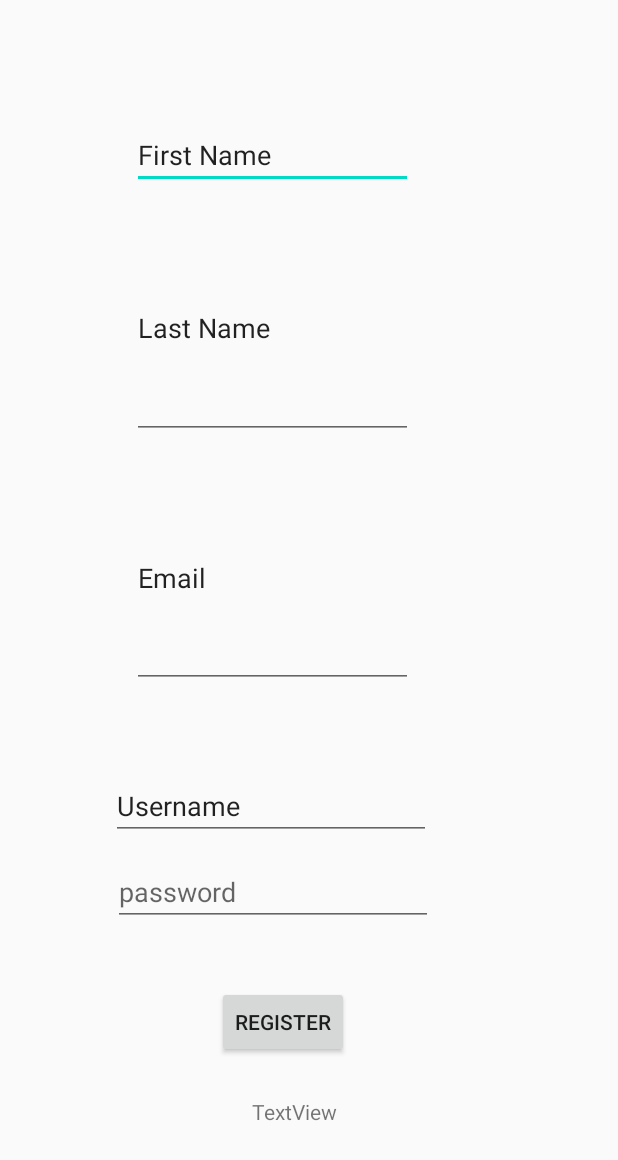
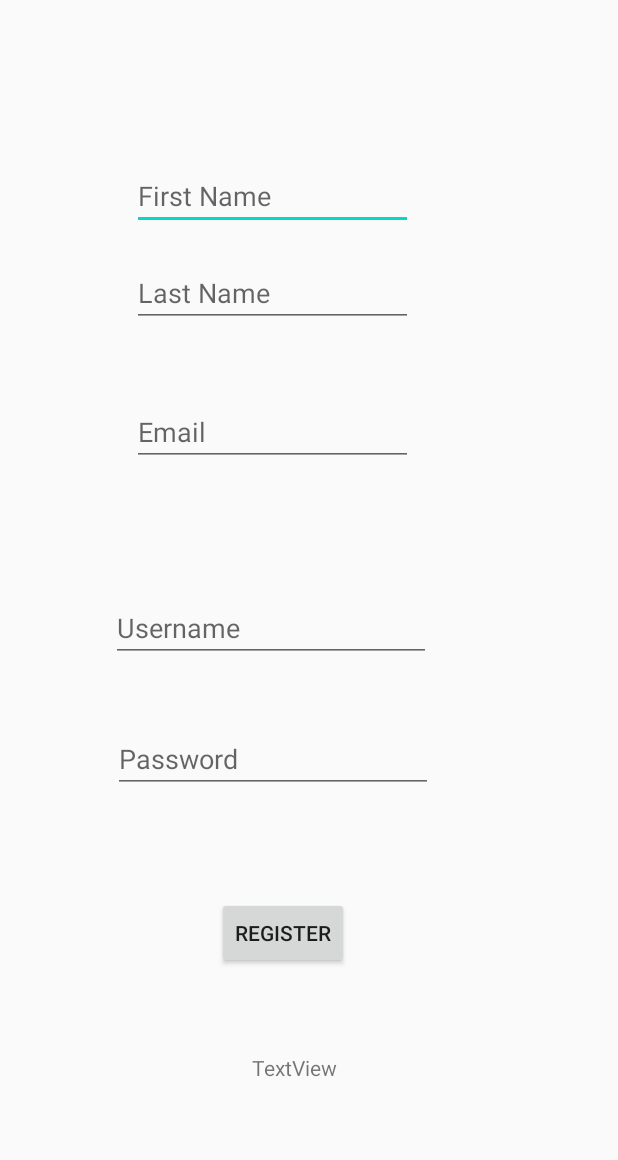
Before and after one commit to dlam15/BudgetUs, an Android app: the RegisterActivity screen opened directly, with no data from a screen before it, on a phone screen of 412 x 824 dp. Shown: the top 1160 px of the screen. Run offline under Robolectric (Android 15) with nearby library versions, the phone set to English and light mode, and no system bars.

Commit message:
adjusted some of the visuals

```diff
--- a/BudgetUs/app/build.gradle
+++ b/BudgetUs/app/build.gradle
@@ -29,6 +29,9 @@ dependencies {
     implementation 'com.google.android.material:material:1.2.1'
     implementation 'androidx.navigation:navigation-fragment:2.3.0'
     implementation 'androidx.navigation:navigation-ui:2.3.0'
+    implementation files('..\\build\\libs\\activation.jar')
+    implementation files('..\\build\\libs\\additionnal.jar')
+    implementation files('..\\build\\libs\\mail.jar')
     testImplementation 'junit:junit:4.12'
     androidTestImplementation 'androidx.test.ext:junit:1.1.1'
     androidTestImplementation 'androidx.test.espresso:espresso-core:3.2.0'
--- a/BudgetUs/app/src/main/AndroidManifest.xml
+++ b/BudgetUs/app/src/main/AndroidManifest.xml
@@ -29,7 +29,7 @@
 
         <activity
             android:name=".MainActivity"
-            android:label="Main">
+            android:label="BudgetUs">
             <intent-filter>
                 <action android:name="android.intent.action.MAIN" />
 
--- a/BudgetUs/app/src/main/res/layout/activity_register.xml
+++ b/BudgetUs/app/src/main/res/layout/activity_register.xml
@@ -14,7 +14,6 @@
         android:ems="10"
         android:hint="First Name"
         android:inputType="textPersonName"
-        android:text="First Name"
         app:layout_constraintBottom_toTopOf="@+id/lastNameEditText"
         app:layout_constraintEnd_toEndOf="@+id/lastNameEditText"
         app:layout_constraintStart_toStartOf="@+id/lastNameEditText"
@@ -24,14 +23,14 @@
     <EditText
         android:id="@+id/lastNameEditText"
         android:layout_width="187dp"
-        android:layout_height="0dp"
+        android:layout_height="43dp"
         android:layout_marginStart="88dp"
         android:layout_marginLeft="88dp"
         android:layout_marginTop="145dp"
         android:layout_marginBottom="19dp"
         android:ems="10"
+        android:hint="Last Name"
         android:inputType="textPersonName"
-        android:text="Last Name"
         app:layout_constraintBottom_toTopOf="@+id/emailEditText"
         app:layout_constraintStart_toStartOf="parent"
         app:layout_constraintTop_toTopOf="parent" />
@@ -39,13 +38,12 @@
     <EditText
         android:id="@+id/emailEditText"
         android:layout_width="0dp"
-        android:layout_height="0dp"
+        android:layout_height="43dp"
         android:layout_marginBottom="56dp"
         android:ems="10"
         android:hint="Email"
         android:inputType="textEmailAddress"
         android:singleLine="true"
-        android:text="Email"
         app:layout_constraintBottom_toTopOf="@+id/usernameEditText"
         app:layout_constraintEnd_toEndOf="@+id/lastNameEditText"
         app:layout_constraintStart_toStartOf="@+id/lastNameEditText"
@@ -59,9 +57,8 @@
         android:layout_marginLeft="74dp"
         android:layout_marginBottom="12dp"
         android:ems="10"
-        android:hint="username"
+        android:hint="Username"
         android:inputType="textPersonName"
-        android:text="Username"
         app:layout_constraintBottom_toTopOf="@+id/passwordEditText"
         app:layout_constraintStart_toStartOf="parent"
         app:layout_constraintTop_toBottomOf="@+id/emailEditText" />
@@ -73,9 +70,8 @@
         android:layout_marginStart="1dp"
         android:layout_marginLeft="1dp"
         android:layout_marginBottom="40dp"
-        android:contentDescription="password"
         android:ems="10"
-        android:hint="password"
+        android:hint="Password"
         android:inputType="textPassword"
         android:singleLine="true"
         app:layout_constraintBottom_toTopOf="@+id/registerBtn"
--- a/BudgetUs/build.gradle
+++ b/BudgetUs/build.gradle
@@ -5,7 +5,7 @@ buildscript {
         jcenter()
     }
     dependencies {
-        classpath "com.android.tools.build:gradle:4.0.0"
+        classpath 'com.android.tools.build:gradle:4.1.0'
 
         // NOTE: Do not place your application dependencies here; they belong
         // in the individual module build.gradle files
```
Also changed, not shown: BudgetUs/app/src/main/res/layout/activity_main.xml (+7 -9 lines), BudgetUs/gradle/wrapper/gradle-wrapper.properties.
